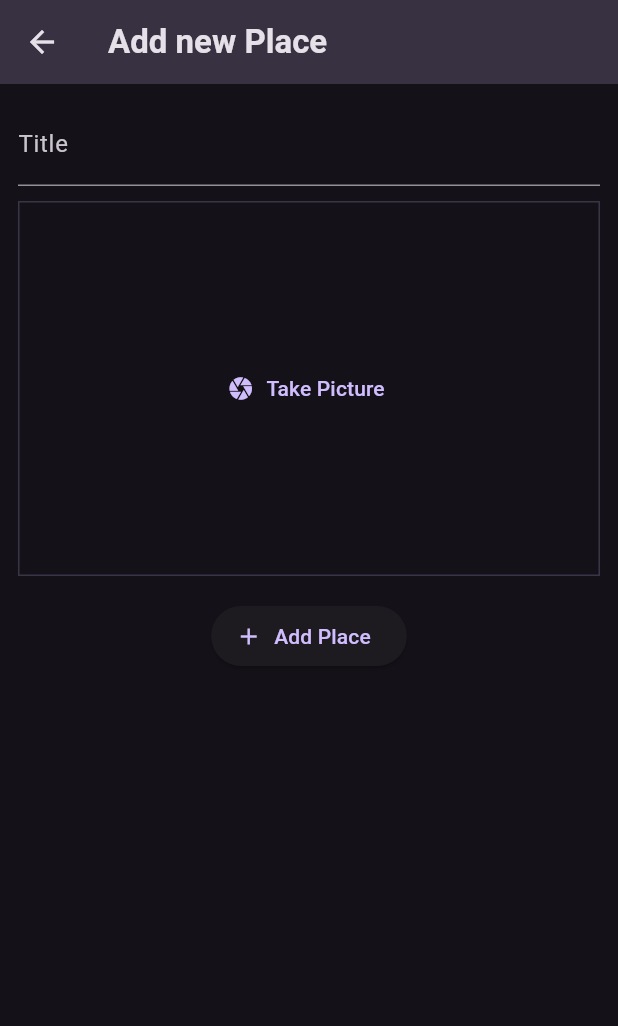
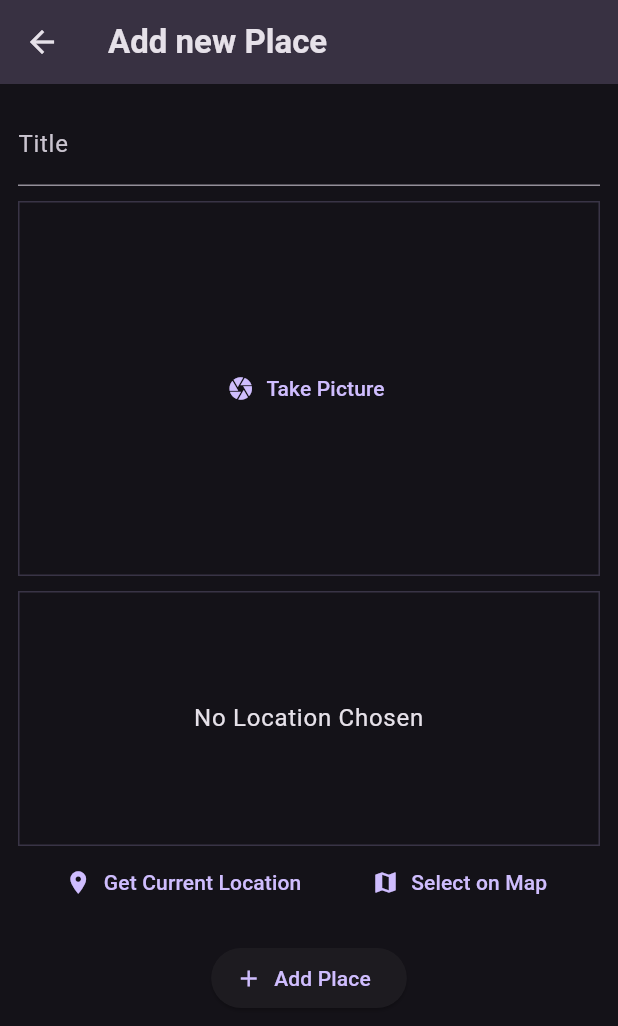
Before and after one commit to AmmarSultanDev/favorite_places_app, a Flutter app: the AddPlaceScreen screen opened directly, on a phone screen of 412 x 824 dp. Shown: the top 1026 px of the screen. Run offline on Flutter 3.47's test engine with Material 3 defaults, Android fonts, the phone set to English and light mode, and no system bars; our stand-ins replace flutter_riverpod, google_fonts, image_picker.

```diff
--- a/lib/screens/add_place.dart
+++ b/lib/screens/add_place.dart
@@ -2,6 +2,7 @@ import 'dart:io';
 
 import 'package:favorite_places_app/providers/user_places.dart';
 import 'package:favorite_places_app/widgets/image_input.dart';
+import 'package:favorite_places_app/widgets/location_input.dart';
 import 'package:flutter/material.dart';
 import 'package:flutter_riverpod/flutter_riverpod.dart';
 
@@ -62,6 +63,8 @@ class _AddPlaceScreenState extends ConsumerState<AddPlaceScreen> {
                 _selectedImage = image;
               },
             ),
+            const SizedBox(height: 10),
+            LocationInput(),
             const SizedBox(height: 16),
             ElevatedButton.icon(
               onPressed: _savePlace,
--- a/lib/screens/place_detail.dart
+++ b/lib/screens/place_detail.dart
@@ -21,6 +21,7 @@ class PlaceDetailScreen extends StatelessWidget {
             height: double.infinity,
           ),
         ],
-        ));
+      ),
+    );
   }
 }
--- /dev/null
+++ b/lib/widgets/location_input.dart
@@ -0,0 +1,48 @@
+import 'package:flutter/material.dart';
+
+class LocationInput extends StatefulWidget {
+  const LocationInput({super.key});
+
+  @override
+  State<LocationInput> createState() => _LocationInputState();
+}
+
+class _LocationInputState extends State<LocationInput> {
+  @override
+  Widget build(BuildContext context) {
+    return Column(
+      children: [
+        Container(
+          alignment: Alignment.center,
+          height: 170,
+          width: double.infinity,
+          decoration: BoxDecoration(
+            border: Border.all(
+              width: 1,
+              color: Theme.of(context).colorScheme.primary.withOpacity(0.2),
+            ),
+          ),
+          child: Text('No Location Chosen',
+              textAlign: TextAlign.center,
+              style: Theme.of(context).textTheme.bodyLarge!.copyWith(
+                    color: Theme.of(context).colorScheme.onSurface,
+                  )),
+        ),
+        Row(
+          mainAxisAlignment: MainAxisAlignment.spaceEvenly,
+          children: [
+            TextButton.icon(
+              icon: const Icon(Icons.location_on),
+              label: const Text('Get Current Location'),
+              onPressed: () {},
+            ),
+            TextButton.icon(
+                onPressed: () {},
+                label: const Text('Select on Map'),
+                icon: const Icon(Icons.map)),
+          ],
+        )
+      ],
+    );
+  }
+}
--- a/pubspec.yaml
+++ b/pubspec.yaml
@@ -12,6 +12,7 @@ dependencies:
   flutter_riverpod: ^2.5.1
   google_fonts: ^6.2.1
   image_picker: ^1.1.2
+  location: ^6.0.2
   uuid: ^4.4.2
 
 dev_dependencies:
```
Also changed, not shown: pubspec.lock, 2 other files. Lines whose indentation alone changed are shown as unchanged.
